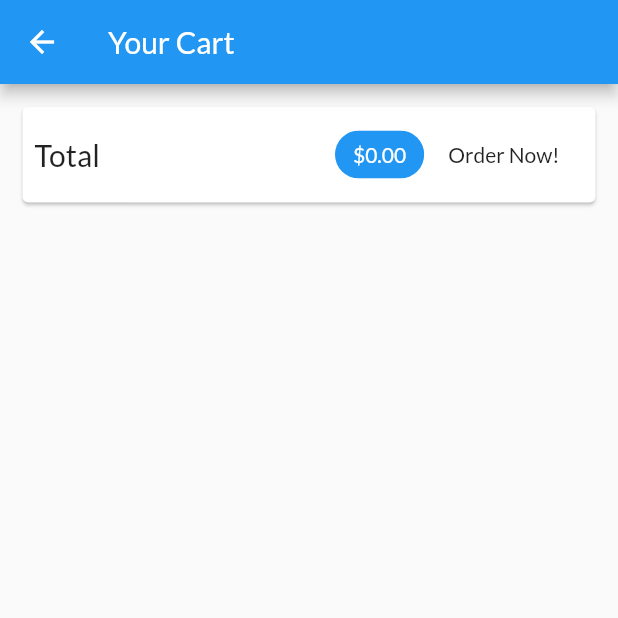
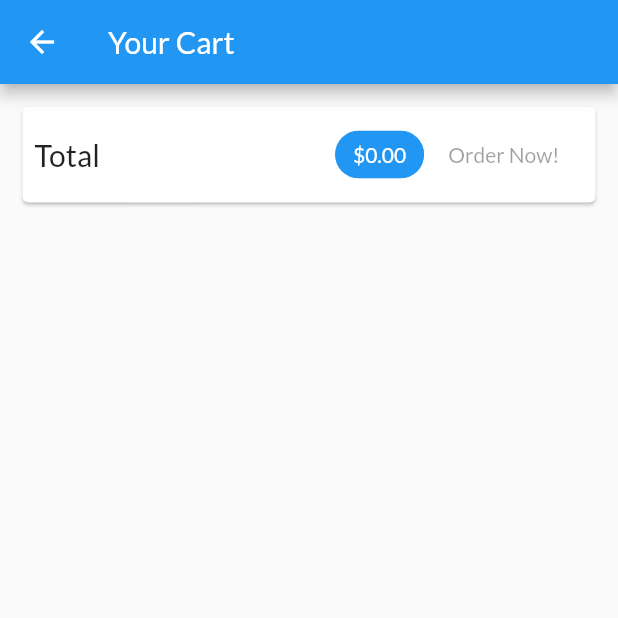
Before and after one commit to stewanoya/shop_app_flutter, a Flutter app: the CartScreen screen opened by its route, on a phone screen of 412 x 824 dp, the top half of it. Run offline on Flutter 3.47's test engine with Material 2 defaults, Android fonts, the phone set to English and light mode, and no system bars; network calls fail.

Commit message:
add/fetch orders to/from db

```diff
--- a/lib/providers/cart.dart
+++ b/lib/providers/cart.dart
@@ -1,7 +1,7 @@
 import 'package:flutter/foundation.dart';
 
 class CartItem {
-  final DateTime id;
+  final String id;
   final String title;
   final int quantity;
   final double price;
@@ -57,7 +57,7 @@ class Cart with ChangeNotifier {
       _items.putIfAbsent(
         productId,
         () => CartItem(
-          id: DateTime.now(),
+          id: productId,
           title: title,
           quantity: 1,
           price: price,
--- a/lib/providers/products.dart
+++ b/lib/providers/products.dart
@@ -73,6 +73,9 @@ class Products with ChangeNotifier {
       final List<Product> loadedProducts = [];
       var response = await http.get(url);
       var data = json.decode(response.body) as Map<String, dynamic>;
+      if (data == null) {
+        return;
+      }
       data.forEach((id, productData) {
         loadedProducts.add(Product(
             id: id,
--- a/lib/screens/cart_screen.dart
+++ b/lib/screens/cart_screen.dart
@@ -38,19 +38,7 @@ class CartScreen extends StatelessWidget {
                     ),
                     backgroundColor: Theme.of(context).primaryColor,
                   ),
-                  FlatButton(
-                    child: Text("Order Now!"),
-                    onPressed: () {
-                      // don't really care about listening to changes
-                      // I just want to dispatch this action
-                      Provider.of<Orders>(context, listen: false).addOrder(
-                        cart.items.values.toList(),
-                        cart.totalAmount,
-                      );
-                      // clear cart is still listening to changes because it is in the widget context with the provider
-                      cart.clearCart();
-                    },
-                  ),
+                  OrderButton(cart: cart),
                 ],
               ),
             ),
@@ -78,3 +66,49 @@ class CartScreen extends StatelessWidget {
     );
   }
 }
+
+class OrderButton extends StatefulWidget {
+  const OrderButton({
+    Key? key,
+    required this.cart,
+  }) : super(key: key);
+
+  final Cart cart;
+
+  @override
+  State<OrderButton> createState() => _OrderButtonState();
+}
+
+class _OrderButtonState extends State<OrderButton> {
+  var _isLoading = false;
+
+  @override
+  Widget build(BuildContext context) {
+    return FlatButton(
+      child: _isLoading
+          ? Container(
+              height: 15,
+              width: 15,
+              child: CircularProgressIndicator(),
+            )
+          : Text("Order Now!"),
+      onPressed: (widget.cart.totalAmount <= 0 || _isLoading)
+          ? null
+          : () async {
+              // don't really care about listening to changes
+              // I just want to dispatch this action
+              _isLoading = true;
+              setState(() {});
+              await Provider.of<Orders>(context, listen: false).addOrder(
+                widget.cart.items.values.toList(),
+                widget.cart.totalAmount,
+              );
+              _isLoading = false;
+              setState(() {});
+              // clear cart is still listening to changes because it is in the widget context with the provider
+
+              widget.cart.clearCart();
+            },
+    );
+  }
+}
--- a/lib/widgets/cart_item.dart
+++ b/lib/widgets/cart_item.dart
@@ -3,7 +3,7 @@ import 'package:provider/provider.dart';
 import '../providers/cart.dart';
 
 class CartItem extends StatelessWidget {
-  final DateTime id;
+  final String id;
   final String productId;
   final double price;
   final int quantity;
```
Also changed, not shown: lib/providers/orders.dart (+57 -5 lines), lib/screens/orders_screen.dart (+49 -11 lines).
